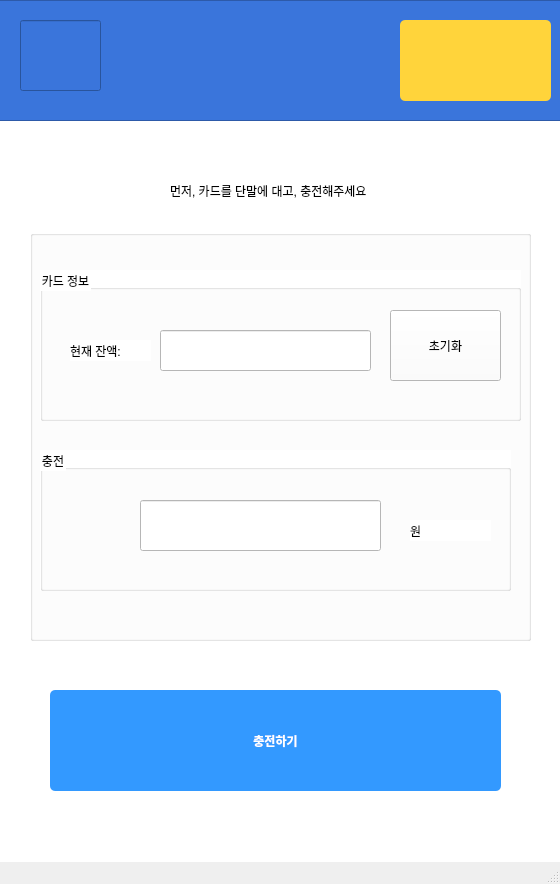
Above: user/src/ui/Charge.ui from addinedu-ros-8th/ros-repo-5 before the change. Below: the same form after it.
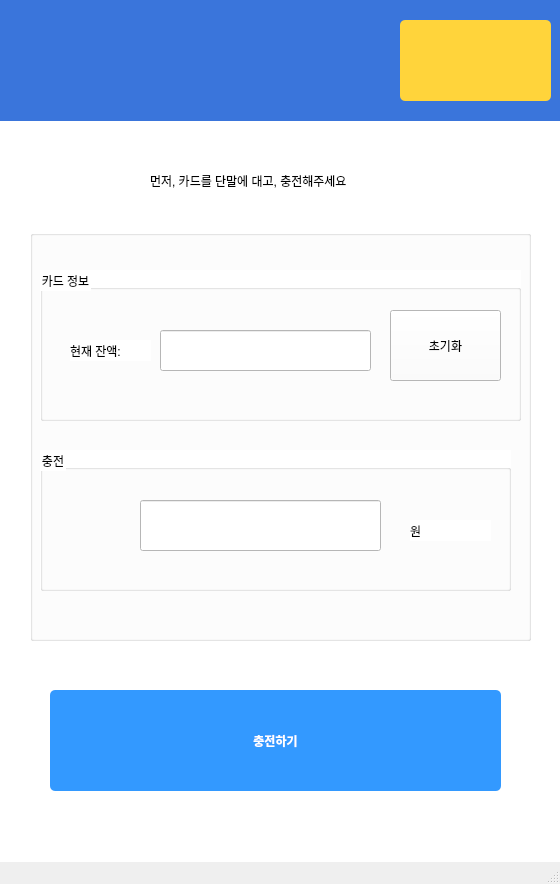
That is the form after the change. Icons and pictures are not drawn.

Commit message:
UserGUI  - 이미지 데이터 / 모듈화 진행 / charge page
* 맵에서 아이콘 마우스 클릭 / 정보 띄우기 모듈화
* TCP 소켓 매니저 모듈화
* 구조는 ..일단 나눠두긴했는데 합치기 / 나누기 중 어느게 더 관리하기 좋을지는 고민 중
* 로고 삽입

Diff of the .ui file:
```diff
--- a/user/src/ui/Charge.ui
+++ b/user/src/ui/Charge.ui
@@ -35,12 +35,9 @@
 </string>
        </property>
        <property name="frameShape">
-        <enum>QFrame::StyledPanel</enum>
+        <enum>QFrame::NoFrame</enum>
        </property>
-       <property name="frameShadow">
-        <enum>QFrame::Raised</enum>
-       </property>
-       <widget class="QToolButton" name="ChargeBtn">
+       <widget class="QToolButton" name="Undobtn">
         <property name="geometry">
          <rect>
           <x>410</x>
@@ -70,6 +67,17 @@
           <height>71</height>
          </rect>
         </property>
+        <property name="styleSheet">
+         <string notr="true">QLineEdit {
+    background-image: url(/home/lim/dev_ws/addintexi/UserGUI/data/icon/logo.png);
+    background-repeat: no-repeat;
+    background-position: center;
+    background-size: cover; 
+    border: none;
+    padding: 0px;
+}
+</string>
+        </property>
        </widget>
       </widget>
      </item>
@@ -196,8 +204,8 @@
    <widget class="QLabel" name="label">
     <property name="geometry">
      <rect>
-      <x>170</x>
-      <y>160</y>
+      <x>150</x>
+      <y>150</y>
       <width>271</width>
       <height>61</height>
      </rect>
```
Left out of the diff: 5 changed lines with no effect on the pictures. The commit also changes 33 other files.
